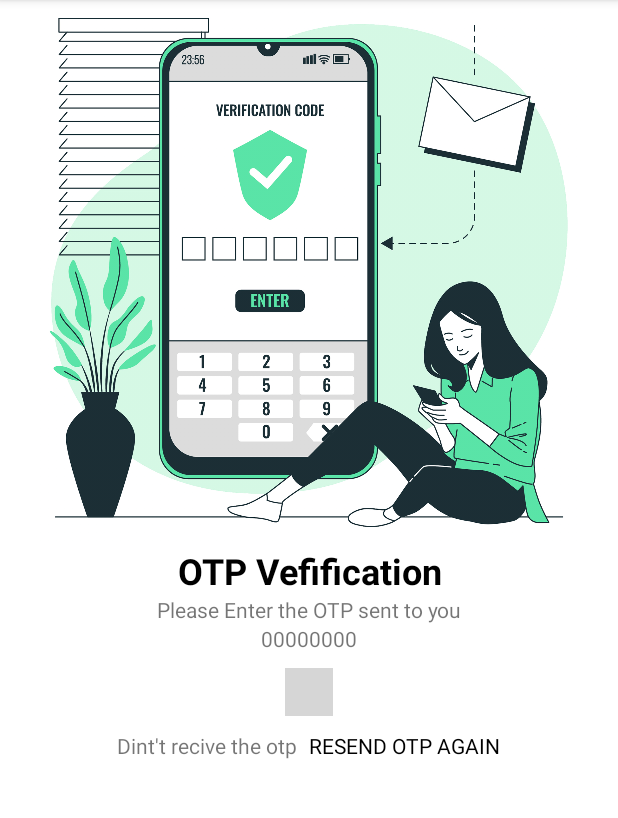
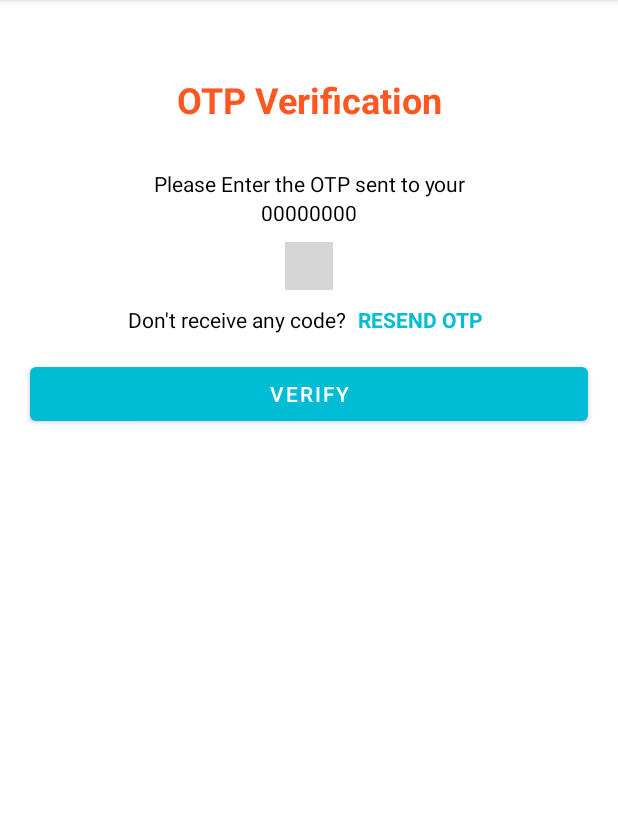
Before and after one commit to harshad-salunke/pmpml-driver, an Android app: the LoginActivity screen opened directly, with no data from a screen before it, on a phone screen of 412 x 824 dp, the part 84-902 px from its top. Run offline under Robolectric (Android 15) with nearby library versions, the phone set to English and light mode, and no system bars; our stand-ins replace Firebase (no records; nobody signed in at launch, a user with empty details on screens opened directly); libraries missing offline, so code that uses them is left out: com.mukesh; plain views replace OtpView; 2 statements that could not run were skipped; grey boxes are pictures that could not be loaded.

Commit message:
first commit

```diff
--- a/app/src/main/java/com/example/driver/MapsActivity.java
+++ b/app/src/main/java/com/example/driver/MapsActivity.java
@@ -59,6 +59,7 @@ public class MapsActivity extends FragmentActivity implements OnMapReadyCallback
     String Name;
     FirebaseUser firebaseUser;
     String UserUid;
+    boolean firsttime=false;
     ChildEventListener markerUpdateListener = new ChildEventListener() {
 
         @Override
@@ -195,7 +196,7 @@ public class MapsActivity extends FragmentActivity implements OnMapReadyCallback
             Location   location = locationResult.getLastLocation();
 
 
-//            setUserLocation(location);
+            setUserLocation(location);
             Users2 users2=new Users2(location.getLatitude(),location.getLongitude(),location.getBearing(),Name);
              databaseReference.child(UserUid).setValue(users2);
 
@@ -239,12 +240,16 @@ public class MapsActivity extends FragmentActivity implements OnMapReadyCallback
             //for rotation of car
             markerOptions.rotation(location.getBearing());
             markerOptions.anchor((float)0.5,(float)0.5);
+            markerOptions.title("My Car");
             userMarker=mMap.addMarker(markerOptions);
-            mMap.animateCamera(CameraUpdateFactory.newLatLngZoom(latLng,17));
+
         }else{
             userMarker.setPosition(latLng);
             userMarker.setRotation(location.getBearing());
-
+            if(!firsttime){
+                mMap.animateCamera(CameraUpdateFactory.newLatLngZoom(latLng,19));
+                firsttime=true;
+            }
         }
 //        if(usercirclelocation==null){
 //            CircleOptions circleOptions=new CircleOptions();
--- a/app/src/main/res/layout/activity_login.xml
+++ b/app/src/main/res/layout/activity_login.xml
@@ -2,33 +2,30 @@
 <androidx.constraintlayout.widget.ConstraintLayout xmlns:android="http://schemas.android.com/apk/res/android"
     xmlns:app="http://schemas.android.com/apk/res-auto"
     xmlns:tools="http://schemas.android.com/tools"
+    style="bol"
     android:layout_width="match_parent"
     android:layout_height="match_parent"
-    tools:context=".LoginActivity">
+    >
 
 
     <LinearLayout
+        android:id="@+id/linearLayout4"
         android:layout_width="match_parent"
-        android:layout_height="match_parent"
+        android:layout_height="wrap_content"
+        android:layout_marginTop="50dp"
         android:orientation="vertical"
-        app:layout_constraintBottom_toBottomOf="parent"
         app:layout_constraintEnd_toEndOf="parent"
         app:layout_constraintStart_toStartOf="parent"
         app:layout_constraintTop_toTopOf="parent">
-
-        <ImageView
-            android:id="@+id/imageView"
-            android:layout_width="match_parent"
-            android:layout_height="364dp"
-            app:srcCompat="@drawable/otp_verification" />
 
         <TextView
             android:id="@+id/textView"
             android:layout_width="match_parent"
             android:layout_height="wrap_content"
+            android:layout_marginBottom="30dp"
             android:gravity="center"
-            android:text="OTP Vefification"
-            android:textColor="@color/black"
+            android:text="OTP Verification"
+            android:textColor="#FF5722"
             android:textSize="24sp"
             android:textStyle="bold" />
 
@@ -37,29 +34,31 @@
             android:layout_width="match_parent"
             android:layout_height="wrap_content"
             android:gravity="center"
-            android:text="Please Enter the OTP sent to you" />
+            android:text="Please Enter the OTP sent to your"
+            android:textColor="@color/black" />
 
         <TextView
-            android:id="@+id/textView3"
+            android:id="@+id/veri_mobile"
             android:layout_width="match_parent"
             android:layout_height="wrap_content"
             android:gravity="center"
-            android:text="00000000" />
+            android:text="00000000"
+            android:textColor="@color/black" />
 
         <com.mukesh.OtpView
             android:id="@+id/otp_view"
             android:layout_width="wrap_content"
             android:layout_height="wrap_content"
+            android:layout_centerHorizontal="true"
             android:layout_gravity="center"
             android:layout_marginTop="10dp"
             android:cursorVisible="true"
             android:gravity="center"
             android:inputType="number"
-            android:itemBackground="@color/white"
+            android:itemBackground="#DDDCDC"
             android:textColor="@color/black"
             app:OtpCursorColor="@color/black"
             app:OtpItemCount="6"
-            app:OtpLineColor="@color/purple_700"
             app:OtpLineWidth="3dp"
             app:OtpViewType="rectangle" />
 
@@ -75,18 +74,52 @@
                 android:layout_width="wrap_content"
                 android:layout_height="wrap_content"
                 android:layout_weight="1"
-                android:text="Dint't recive the otp" />
+                android:text="Don't receive any code?"
+                android:textColor="@color/black"
+                android:visibility="visible" />
 
             <TextView
-                android:id="@+id/textView5"
+                android:id="@+id/otp_send"
                 android:layout_width="wrap_content"
                 android:layout_height="wrap_content"
                 android:layout_marginLeft="8dp"
                 android:layout_weight="1"
-                android:text="RESEND OTP AGAIN"
-                android:textColor="@color/black" />
+                android:linksClickable="true"
+                android:text="RESEND OTP "
+                android:textColor="#00BCD4"
+                android:textStyle="bold" />
         </LinearLayout>
+
     </LinearLayout>
+
+    <Button
+        android:id="@+id/verification_btn"
+        android:layout_width="0dp"
+        android:layout_height="wrap_content"
+        android:layout_marginStart="20dp"
+        android:layout_marginTop="16dp"
+        android:layout_marginEnd="20dp"
+        android:text="verify"
+        android:textColorLink="@color/black"
+        app:backgroundTint="#00BCD4"
+        app:layout_constraintEnd_toEndOf="parent"
+        app:layout_constraintStart_toStartOf="@+id/linearLayout4"
+        app:layout_constraintTop_toBottomOf="@+id/linearLayout4" />
+
+    <ProgressBar
+
+        android:id="@+id/veri_progressBar"
+        style="?android:attr/progressBarStyle"
+        android:layout_width="40dp"
+        android:layout_height="30dp"
+        android:foregroundGravity="center"
+        android:gravity="center"
+        app:layout_constraintBottom_toBottomOf="@+id/verification_btn"
+        app:layout_constraintEnd_toEndOf="@+id/verification_btn"
+        app:layout_constraintHorizontal_bias="0.873"
+        app:layout_constraintStart_toStartOf="@+id/verification_btn"
+        app:layout_constraintTop_toTopOf="@+id/verification_btn"
+        app:layout_constraintVertical_bias="0.444" />
 
 
 </androidx.constraintlayout.widget.ConstraintLayout>
--- a/app/src/main/res/layout/activity_login_info.xml
+++ b/app/src/main/res/layout/activity_login_info.xml
@@ -78,10 +78,10 @@
                 android:layout_height="wrap_content"
                 android:layout_margin="5dp"
                 android:background="@color/white"
-                android:hint="First Name"
+                android:hint="From Stop name"
                 app:boxStrokeColor="@color/black"
+
                 app:endIconMode="clear_text"
-
                 app:hintTextColor="#00BCD4">
 
                 <com.google.android.material.textfield.TextInputEditText
@@ -99,7 +99,7 @@
                 android:layout_height="wrap_content"
                 android:layout_margin="5dp"
                 android:background="@color/white"
-                android:hint="Last Name"
+                android:hint="To Stop name"
 
                 android:outlineSpotShadowColor="@color/red"
                 app:boxStrokeColor="@color/black"
--- a/app/src/main/res/layout/activity_maps.xml
+++ b/app/src/main/res/layout/activity_maps.xml
@@ -6,13 +6,6 @@
     android:layout_height="match_parent"
     tools:context=".MapsActivity">
 
-    <SearchView
-        android:id="@+id/searchView"
-        android:layout_width="0dp"
-        android:layout_height="wrap_content"
-        app:layout_constraintEnd_toEndOf="parent"
-        app:layout_constraintStart_toStartOf="parent"
-        app:layout_constraintTop_toTopOf="parent" />
 
     <fragment
         android:id="@+id/map"
@@ -22,7 +15,7 @@
         app:layout_constraintBottom_toBottomOf="parent"
         app:layout_constraintEnd_toEndOf="parent"
         app:layout_constraintStart_toStartOf="parent"
-        app:layout_constraintTop_toBottomOf="@+id/searchView"
+        app:layout_constraintTop_toTopOf="parent"
         tools:context=".MapsActivity" />
 
 </androidx.constraintlayout.widget.ConstraintLayout>
--- a/app/src/main/res/values/google_maps_api.xml
+++ b/app/src/main/res/values/google_maps_api.xml
@@ -20,5 +20,5 @@
     Once you have your key (it starts with "AIza"), replace the "google_maps_key"
     string in this file.
     -->
-    <string name="google_maps_key" templateMergeStrategy="preserve" translatable="false">AIzaSyCgvqGCqUu6cbKHpFy9gbuliRwidOrUzME</string>
+    <string name="google_maps_key" templateMergeStrategy="preserve" translatable="false">AIzaSyCx-qAgxx1E2ltxP2zq-tVYKzedzDovhSc</string>
 </resources>
```
Also changed, not shown: 1 other file.
